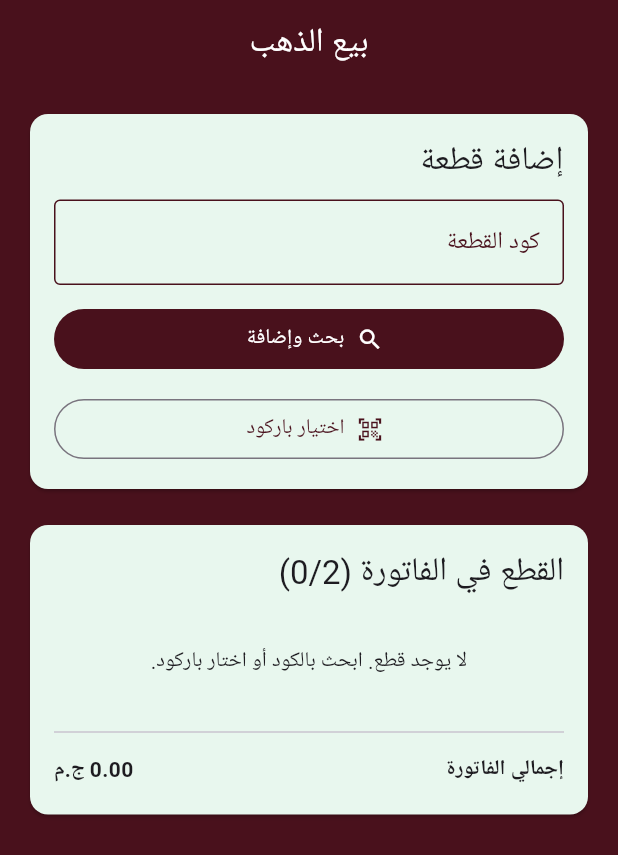
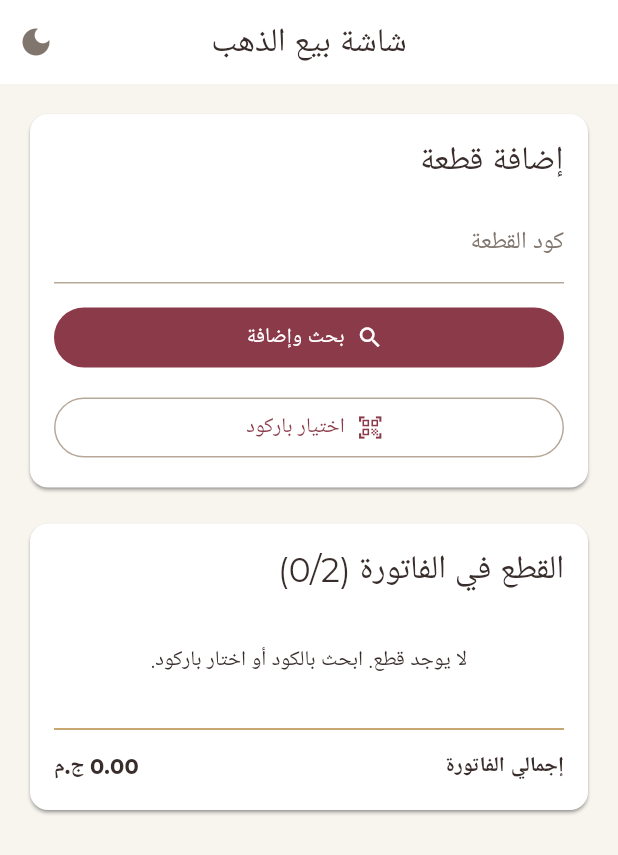
Before and after one commit to BasmalaAhmed/gold_shop_app, a Flutter app: the screen it shows after launch, on a phone screen of 412 x 824 dp. Shown: the top 855 px of the screen. Run offline on Flutter 3.47's test engine with Material 3 defaults, Android fonts, the phone set to English and light mode, and no system bars; our stand-ins replace google_fonts.

Commit message:
feat: add theme toggle with light and dark modes

```diff
--- /dev/null
+++ b/lib/core/theme/app_theme.dart
@@ -0,0 +1,134 @@
+import 'package:flutter/material.dart';
+import 'package:google_fonts/google_fonts.dart';
+
+abstract class AppTheme {
+  // =========================
+  // Dark Theme Colors
+  // =========================
+
+  static const ColorScheme darkColorScheme = ColorScheme.dark(
+    // Main accent color — Burgundy
+    primary: Color(0xFFC47C89),
+    onPrimary: Color(0xFF1D1919),
+
+    // Secondary accent
+    secondary: Color(0xFFD49BA3),
+    onSecondary: Color(0xFF382D2A),
+
+    // Antique Gold accent
+    tertiary: Color(0xFFE6C58B),
+    onTertiary: Color(0xFF382D2A),
+
+    // Surfaces
+    surface: Color(0xFF2B2424),
+    onSurface: Color(0xFFF5EFEB),
+
+    // Less prominent text/icons
+    onSurfaceVariant: Color(0xFFB5A8A1),
+
+    // Borders
+    outline: Color(0xFF81766E),
+    outlineVariant: Color(0xFF453A37),
+
+    // Errors
+    error: Color(0xFFF08C91),
+    onError: Color(0xFF1D1919),
+
+    // Containers
+    primaryContainer: Color(0xFF493039),
+    onPrimaryContainer: Color(0xFFF5EFEB),
+    secondaryContainer: Color(0xFF453238),
+    onSecondaryContainer: Color(0xFFF5EFEB),
+    tertiaryContainer: Color(0xFF493A2A),
+    onTertiaryContainer: Color(0xFFE6C58B),
+    errorContainer: Color(0xFF482A2D),
+    onErrorContainer: Color(0xFFFFDADB),
+
+    // Shadows
+    shadow: Color(0xFF000000),
+  );
+
+  // =========================
+  // Light Theme Colors
+  // =========================
+
+  static const ColorScheme lightColorScheme = ColorScheme.light(
+    // Main accent color — Burgundy
+    primary: Color(0xFF8B3A4A),
+    onPrimary: Colors.white,
+
+    // Secondary accent
+    secondary: Color(0xFFA65B62),
+    onSecondary: Colors.white,
+
+    // Antique Gold accent
+    tertiary: Color(0xFFB78A45),
+    onTertiary: Color(0xFF382D2A),
+
+    // Surfaces
+    surface: Colors.white,
+    onSurface: Color(0xFF382D2A),
+
+    // Less prominent text/icons
+    onSurfaceVariant: Color(0xFF81766E),
+
+    // Borders
+    outline: Color(0xFFB7A99A),
+    outlineVariant: Color(0xFFE9E1D6),
+
+    // Errors
+    error: Color(0xFFBE4149),
+    onError: Colors.white,
+
+    // Containers
+    primaryContainer: Color(0xFFF3E3E6),
+    onPrimaryContainer: Color(0xFF54232D),
+    secondaryContainer: Color(0xFFF5E8E9),
+    onSecondaryContainer: Color(0xFF5D3037),
+    tertiaryContainer: Color(0xFFF3EBDD),
+    onTertiaryContainer: Color(0xFF5B421F),
+    errorContainer: Color(0xFFFBEAEC),
+    onErrorContainer: Color(0xFF7A2029),
+
+    // Shadows
+    shadow: Color(0xFF707070),
+  );
+
+  // =========================
+  // ThemeData
+  // =========================
+
+  static final ThemeData darkTheme = ThemeData(
+    brightness: Brightness.dark,
+    useMaterial3: true,
+
+    scaffoldBackgroundColor: const Color(0xFF1D1919),
+
+    colorScheme: darkColorScheme,
+
+    textTheme: GoogleFonts.montserratTextTheme(ThemeData.dark().textTheme)
+        .apply(
+          bodyColor: darkColorScheme.onSurface,
+          displayColor: darkColorScheme.onSurface,
+        ),
+
+    iconTheme: IconThemeData(color: darkColorScheme.onSurface),
+  );
+
+  static final ThemeData lightTheme = ThemeData(
+    brightness: Brightness.light,
+    useMaterial3: true,
+
+    scaffoldBackgroundColor: const Color(0xFFF8F5EF),
+
+    colorScheme: lightColorScheme,
+
+    textTheme: GoogleFonts.montserratTextTheme(ThemeData.light().textTheme)
+        .apply(
+          bodyColor: lightColorScheme.onSurface,
+          displayColor: lightColorScheme.onSurface,
+        ),
+
+    iconTheme: IconThemeData(color: lightColorScheme.onSurface),
+  );
+}
--- a/lib/features/gold_sale/presentation/views/gold_sale_view.dart
+++ b/lib/features/gold_sale/presentation/views/gold_sale_view.dart
@@ -12,9 +12,16 @@ import 'package:gold_shop_app/features/gold_sale/presentation/widgets/discount_c
 import 'package:gold_shop_app/features/gold_sale/presentation/widgets/item_search_card.dart';
 import 'package:gold_shop_app/features/gold_sale/presentation/widgets/labor_pricing_dialog.dart';
 import 'package:gold_shop_app/features/gold_sale/presentation/widgets/payment_card.dart';
+import 'package:gold_shop_app/features/gold_sale/presentation/widgets/theme_icon.dart';
 
 class GoldSaleView extends StatefulWidget {
-  const GoldSaleView({super.key});
+  const GoldSaleView({
+    super.key,
+    required this.onThemeToggle,
+  });
+
+  final VoidCallback onThemeToggle;
+
 
   @override
   State<GoldSaleView> createState() => _GoldSaleViewState();
@@ -92,7 +99,6 @@ class _GoldSaleViewState extends State<GoldSaleView> {
 
   Future<void> _chooseDemoBarcode() async {
     final product = await showModalBottomSheet<GoldSaleProduct>(
-      backgroundColor: Color(0XFFE8F7EE),
       context: context,
       useSafeArea: true,
       builder: (_) => DemoBarcodeSheet(items: _catalog.demoItems),
@@ -162,12 +168,12 @@ class _GoldSaleViewState extends State<GoldSaleView> {
   @override
   Widget build(BuildContext context) {
     return Scaffold(
-      backgroundColor: Color(0XFF49111C),
       appBar: AppBar(
-        title: const Text('بيع الذهب'),
+        title: const Text('شاشة بيع الذهب'),
         centerTitle: true,
-        backgroundColor: Color(0XFF49111C),
-        foregroundColor: Colors.white,
+        actions: [
+          ThemeIcon(onThemeToggle: widget.onThemeToggle)
+        ],
       ),
       body: SafeArea(
         child: AdaptiveLayout(
--- a/lib/features/gold_sale/presentation/widgets/cart_card.dart
+++ b/lib/features/gold_sale/presentation/widgets/cart_card.dart
@@ -21,7 +21,6 @@ class CartCard extends StatelessWidget {
   @override
   Widget build(BuildContext context) {
     return Card(
-      color: Color(0XFFE8F7EE),
       child: Padding(
         padding: const EdgeInsets.all(16),
         child: Column(
@@ -47,7 +46,7 @@ class CartCard extends StatelessWidget {
                   result: results[index],
                   onRemove: () => onRemove(items[index].code),
                 ),
-            const Divider(height: 24),
+            Divider(height: 24, color: Theme.of(context).colorScheme.tertiary,),
             MoneyRow(
               label: 'إجمالي الفاتورة',
               amount: totalPiasters,
--- a/lib/features/gold_sale/presentation/widgets/item_search_card.dart
+++ b/lib/features/gold_sale/presentation/widgets/item_search_card.dart
@@ -15,7 +15,6 @@ class ItemSearchCard extends StatelessWidget {
   @override
   Widget build(BuildContext context) {
     return Card(
-      color: Color(0XFFE8F7EE),
       child: Padding(
         padding: const EdgeInsets.all(16),
         child: Column(
@@ -28,19 +27,8 @@ class ItemSearchCard extends StatelessWidget {
               textDirection: TextDirection.ltr,
               decoration: const InputDecoration(
                 labelText: 'كود القطعة',
-                labelStyle: TextStyle(
-                  color: Color(0XFF49111C)
-                ),
+
                 hintText: 'مثال: DEMO-1001',
-                border: OutlineInputBorder(
-                  borderSide: BorderSide(color: Color(0XFF49111C))
-                ),
-                enabledBorder: OutlineInputBorder(
-                  borderSide: BorderSide(color: Color(0XFF49111C))
-                ),
-                focusedBorder: OutlineInputBorder(
-                  borderSide: BorderSide(color: Color(0XFF49111C))
-                ),
               ),
               onSubmitted: (_) => onSearch(),
             ),
@@ -49,19 +37,12 @@ class ItemSearchCard extends StatelessWidget {
               onPressed: onSearch,
               icon: const Icon(Icons.search),
               label: const Text('بحث وإضافة'),
-              style: FilledButton.styleFrom(
-                backgroundColor: Color(0XFF49111C)
-              ),
             ),
-            const SizedBox(height: 12,),
+            const SizedBox(height: 12),
             OutlinedButton.icon(
               onPressed: onChooseDemoBarcode,
               icon: const Icon(Icons.qr_code_scanner),
               label: const Text('اختيار باركود'),
-              style: OutlinedButton.styleFrom(
-                foregroundColor: Color(0XFF49111C),
-
-              ),
             ),
           ],
         ),
--- a/lib/features/gold_sale/presentation/widgets/labor_pricing_dialog.dart
+++ b/lib/features/gold_sale/presentation/widgets/labor_pricing_dialog.dart
@@ -87,14 +87,12 @@ class _LaborPricingDialogState extends State<LaborPricingDialog> {
   @override
   Widget build(BuildContext context) {
     return AlertDialog(
-      backgroundColor: Color(0XFFE8F7EE),
       title: const Text('تحديد المصنعية'),
       content: Column(
         mainAxisSize: MainAxisSize.min,
         children: [
           DropdownButtonFormField<LaborPricingType>(
             initialValue: _type,
-            dropdownColor: Color(0XFFE8F7EE),
             decoration: const InputDecoration(labelText: 'طريقة الحساب'),
             items: const [
               DropdownMenuItem(
@@ -142,11 +140,10 @@ class _LaborPricingDialogState extends State<LaborPricingDialog> {
       actions: [
         TextButton(
           onPressed: () => Navigator.of(context).pop(),
-          child: const Text('إلغاء' , style: TextStyle(color: Color(0XFF49111C)),),
+          child: const Text('إلغاء' ,),
         ),
         FilledButton(
           onPressed: _submit,
-          style: FilledButton.styleFrom(backgroundColor: Color(0XFF49111C)),
           child: const Text('إضافة القطعة'),
         ),
       ],
--- /dev/null
+++ b/lib/features/gold_sale/presentation/widgets/theme_icon.dart
@@ -0,0 +1,18 @@
+import 'package:flutter/material.dart';
+
+class ThemeIcon extends StatelessWidget {
+  const ThemeIcon({super.key, required this.onThemeToggle});
+
+  final VoidCallback onThemeToggle;
+
+  @override
+  Widget build(BuildContext context) {
+    final isDark = Theme.of(context).brightness == Brightness.dark;
+    return IconButton(
+      padding: EdgeInsets.symmetric(horizontal: 4),
+      tooltip: isDark ? 'تفعيل الوضع الفاتح' : 'تفعيل الوضع الداكن',
+      onPressed: onThemeToggle,
+      icon: Icon(isDark ? Icons.light_mode : Icons.dark_mode),
+    );
+  }
+}
--- a/lib/main.dart
+++ b/lib/main.dart
@@ -1,23 +1,43 @@
 import 'package:flutter/material.dart';
 import 'package:flutter_localizations/flutter_localizations.dart';
+import 'package:gold_shop_app/core/theme/app_theme.dart';
+import 'package:gold_shop_app/features/gold_sale/data/gold_sale_demo_price_repo.dart';
 import 'package:gold_shop_app/features/gold_sale/presentation/views/gold_sale_view.dart';
 
 void main() {
   runApp(const GoldShopApp());
 }
 
-class GoldShopApp extends StatelessWidget {
+class GoldShopApp extends StatefulWidget {
   const GoldShopApp({super.key});
+
+  @override
+  State<GoldShopApp> createState() => _GoldShopAppState();
+}
+
+class _GoldShopAppState extends State<GoldShopApp> {
+  ThemeMode _themeMode = ThemeMode.light;
+
+  void _toggleTheme() {
+    setState(() {
+      _themeMode = _themeMode == ThemeMode.light
+          ? ThemeMode.dark
+          : ThemeMode.light;
+    });
+  }
 
   @override
   Widget build(BuildContext context) {
     return MaterialApp(
       title: 'بيع الذهب',
       debugShowCheckedModeBanner: false,
+      theme: AppTheme.lightTheme,
+      themeMode: _themeMode,
+      darkTheme: AppTheme.darkTheme,
       locale: const Locale('ar'),
       supportedLocales: const [Locale('ar')],
       localizationsDelegates: GlobalMaterialLocalizations.delegates,
-      home: GoldSaleView(),
+      home: GoldSaleView(onThemeToggle: _toggleTheme, priceRepository: const GoldSaleDemoPriceRepo(),),
     );
   }
 }
--- a/pubspec.yaml
+++ b/pubspec.yaml
@@ -36,6 +36,7 @@ dependencies:
   # The following adds the Cupertino Icons font to your application.
   # Use with the CupertinoIcons class for iOS style icons.
   cupertino_icons: ^1.0.8
+  google_fonts: ^8.2.1
 
 dev_dependencies:
   flutter_test:
```
Also changed, not shown: lib/features/gold_sale/presentation/widgets/cart_card_item.dart (+9 -6 lines), lib/features/gold_sale/presentation/widgets/discount_card.dart (+5 -19 lines), lib/features/gold_sale/presentation/widgets/payment_card.dart (+1 -36 lines), pubspec.lock, 2 other files.
